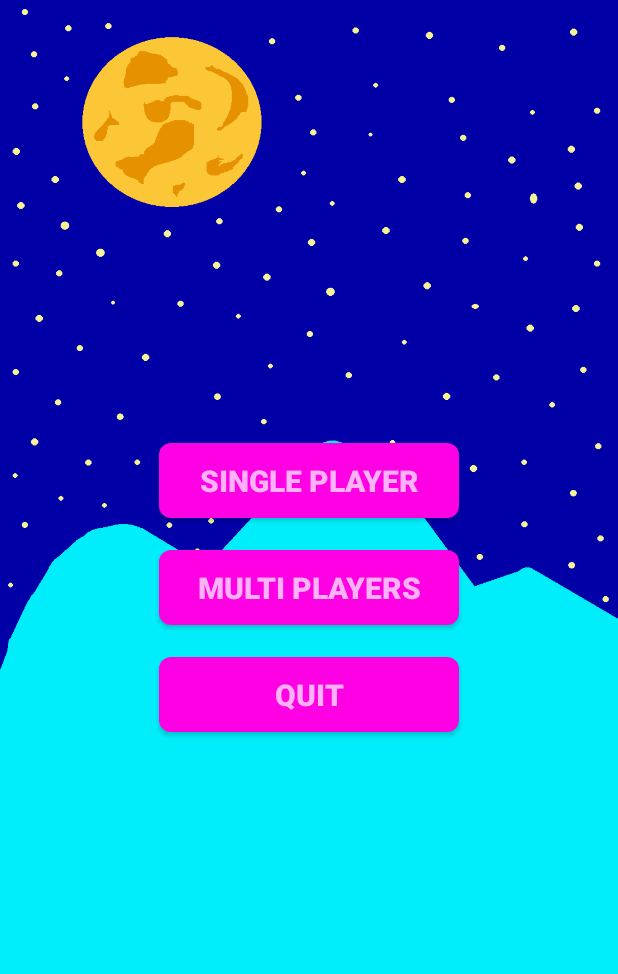
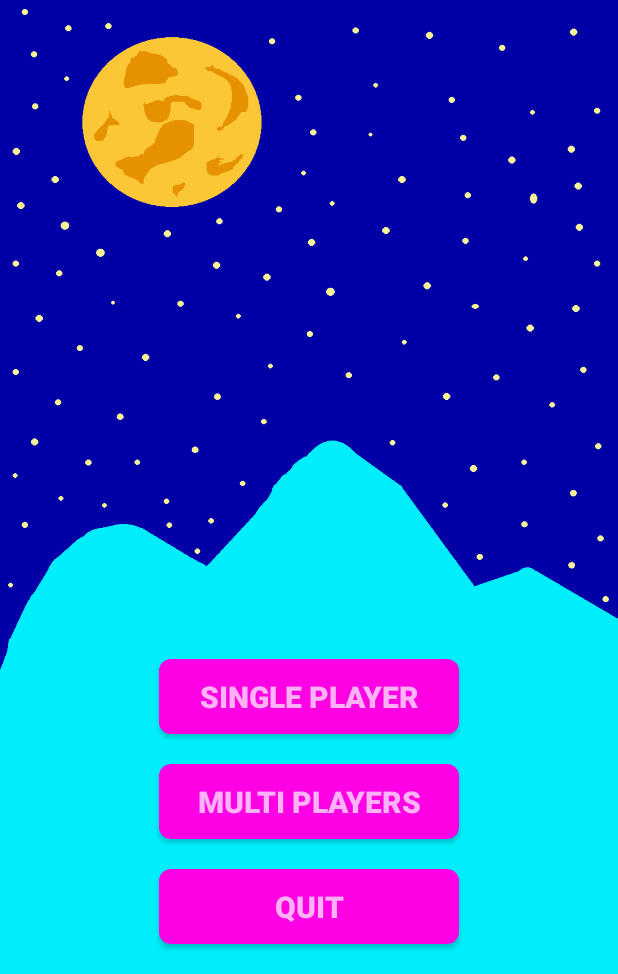
Before and after one commit to Vladislav0306/polar_tic_tac_toe, an Android app: the screen it shows after launch (MainActivity), on a phone screen of 412 x 824 dp, the part 262-1236 px from its top. Run offline under Robolectric (Android 15) with nearby library versions, the phone set to English and light mode, and no system bars.

Commit message:
initial commit

```diff
--- a/app/src/main/res/layout/activity_main.xml
+++ b/app/src/main/res/layout/activity_main.xml
@@ -22,9 +22,9 @@
             android:id="@+id/onePlayerBtn"
             android:layout_width="200dp"
             android:layout_height="50dp"
-            android:layout_alignParentTop="true"
+            android:layout_alignParentBottom="true"
             android:layout_centerHorizontal="true"
-            android:layout_marginTop="470dp"
+            android:layout_marginBottom="160dp"
             android:onClick="onClickSingle"
             android:background="@drawable/roundbutton"
             android:textColor="#FFB2F7"
@@ -36,9 +36,9 @@
             android:id="@+id/twoPlayerBtn"
             android:layout_width="200dp"
             android:layout_height="50dp"
-            android:layout_below="@+id/onePlayerBtn"
+            android:layout_alignParentBottom="true"
             android:layout_centerHorizontal="true"
-            android:layout_marginTop="21dp"
+            android:layout_marginBottom="90dp"
             android:onClick="onClickMulti"
             android:background="@drawable/roundbutton"
             android:textColor="#FFB2F7"
@@ -50,9 +50,9 @@
             android:id="@+id/quitBtn"
             android:layout_width="200dp"
             android:layout_height="50dp"
-            android:layout_below="@+id/twoPlayerBtn"
+            android:layout_alignParentBottom="true"
             android:layout_centerHorizontal="true"
-            android:layout_marginTop="21dp"
+            android:layout_marginBottom="20dp"
             android:onClick="onClickQuit"
             android:background="@drawable/roundbutton"
             android:textColor="#FFB2F7"
```
